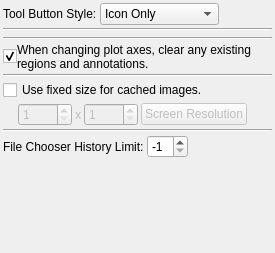
Before: the Qt Designer form code/plotms/implement/GuiTabs/PlotMSOptionsTab.ui in radio-astro/casa, drawn with Qt 5.
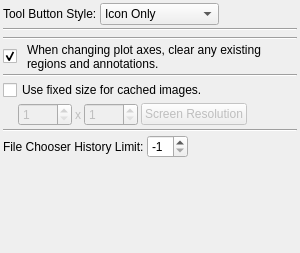
After: the same form once the commit is applied.

Commit message: New Development: No             JIRA Issue: Don't think so         Ready for Test: Yes      Interface Changes: No What Interface Changed:          Test Programs: None   Put in Release Notes: No              Module(s): plotms            Description: Tweaked some of the layout parameters to get better display on the mac.

```diff
--- a/code/plotms/implement/GuiTabs/PlotMSOptionsTab.ui
+++ b/code/plotms/implement/GuiTabs/PlotMSOptionsTab.ui
@@ -5,7 +5,7 @@
    <rect>
     <x>0</x>
     <y>0</y>
-    <width>275</width>
+    <width>300</width>
     <height>253</height>
    </rect>
   </property>
@@ -17,7 +17,7 @@
   </property>
   <property name="maximumSize" >
    <size>
-    <width>275</width>
+    <width>300</width>
     <height>16777215</height>
    </size>
   </property>
@@ -118,7 +118,7 @@
    <item>
     <layout class="QHBoxLayout" >
      <property name="spacing" >
-      <number>0</number>
+      <number>10</number>
      </property>
      <item>
       <widget class="QCheckBox" name="clearSelection" >
```
